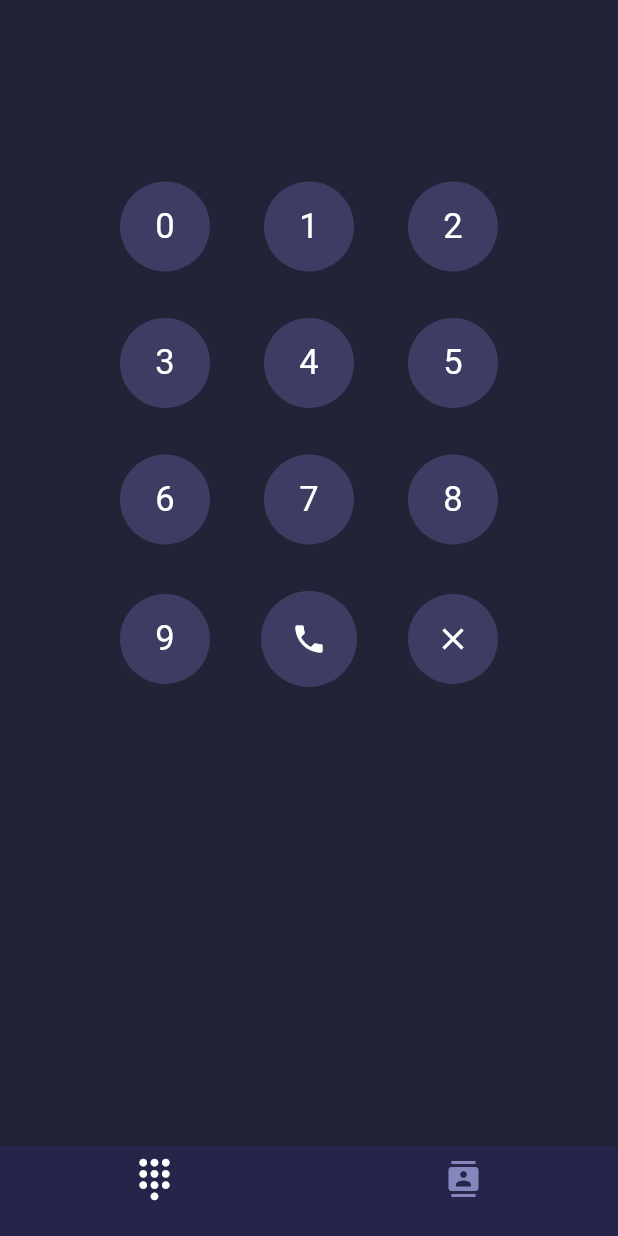
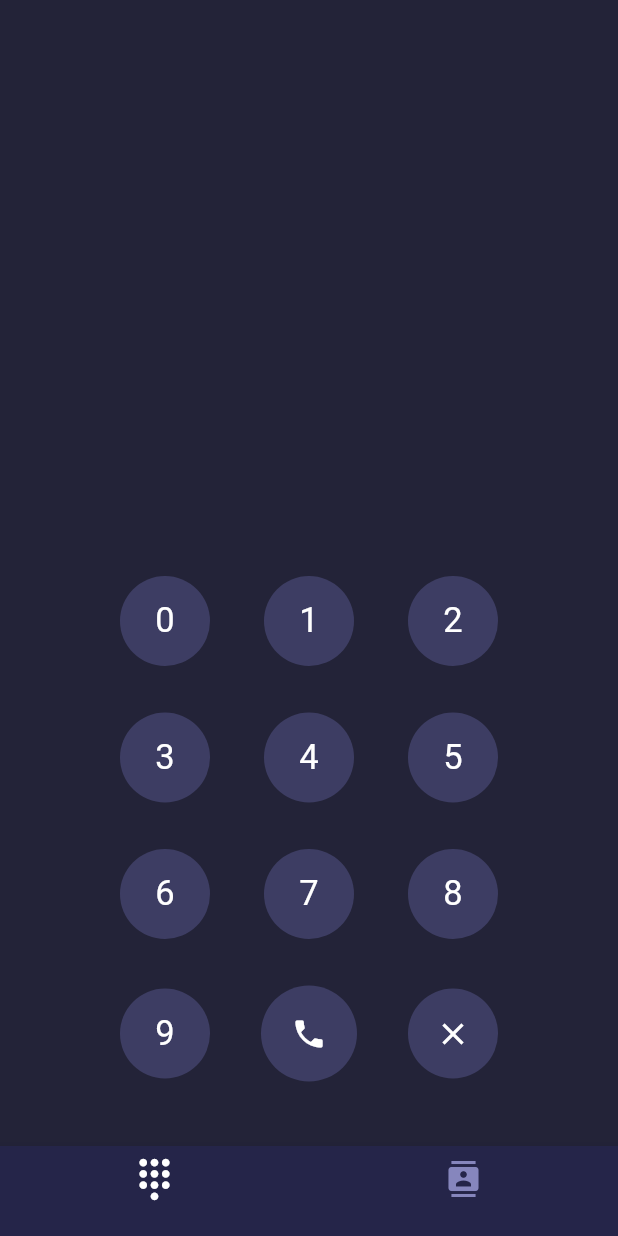
Before and after one commit to m0inur/Contacts-Flutter, a Flutter app: the PhoneDialer screen opened by its route, on a phone screen of 412 x 824 dp. Run offline on Flutter 3.47's test engine with Material 2 defaults, Android fonts, the phone set to English and light mode, and no system bars; our stand-ins replace cloud_firestore, firebase_auth, firebase_core, image_picker, lottie, persistent_bottom_nav_bar and 2 more; missing offline and left inert: flutter_phone_direct_caller; accounts and stored records are empty.

Commit message:
Made layout changes

```diff
--- a/lib/firebaseContacts.dart
+++ b/lib/firebaseContacts.dart
@@ -8,6 +8,7 @@ class FirebaseContacts {
       .collection('ContactsDB')
       .doc(FirebaseAuth.instance.currentUser!.uid)
       .collection("Contacts");
+
   List<Contact> contacts = [];
 
   // Contact(id, name, companyName, email, mobile, work, avatarImage, isFavourite, [color]) {
--- a/lib/pages/phoneDialer.dart
+++ b/lib/pages/phoneDialer.dart
@@ -27,6 +27,7 @@ class _PhoneDialerState extends State<PhoneDialer> {
     Widget circleAvatar(text, fontSize) {
       return TextButton(
         onPressed: () {
+          if(numberController.text.length > 15) return;
           setState(() {
             numberController.text += text;
           });
@@ -62,10 +63,11 @@ class _PhoneDialerState extends State<PhoneDialer> {
             child: Text(
               numberController.text,
               style: TextStyle(
-                fontSize: 20,
+                fontSize: 25,
               ),
             ),
           ),
+
           Row(
             mainAxisAlignment: MainAxisAlignment.center,
             children: [
@@ -135,8 +137,9 @@ class _PhoneDialerState extends State<PhoneDialer> {
 
               TextButton(
                 onPressed: () {
+                  var text = numberController.text;
+                  if(text == "") return;
                   setState(() {
-                    var text = numberController.text;
                     var subString = text.substring(0, text.length - 1);
 
                     numberController.text = subString;
@@ -220,17 +223,15 @@ class _PhoneDialerState extends State<PhoneDialer> {
     return Scaffold(
       body: SafeArea(
         child: Column(
+          mainAxisAlignment: MainAxisAlignment.end,
           children: <Widget>[
-            SizedBox(
-              height: 60,
-            ),
             dialPad(),
+            SizedBox(height: 20),
           ],
         ),
 
       ),
         bottomNavigationBar: bottomNavigationBar()
     );
-
   }
 }
```
Also changed, not shown: lib/pages/contact_pages/contacts.dart (+35 -1 lines), lib/pages/contact_pages/details.dart (+4 -20 lines), lib/pages/contact_pages/loading_page.dart (+11 -12 lines).
